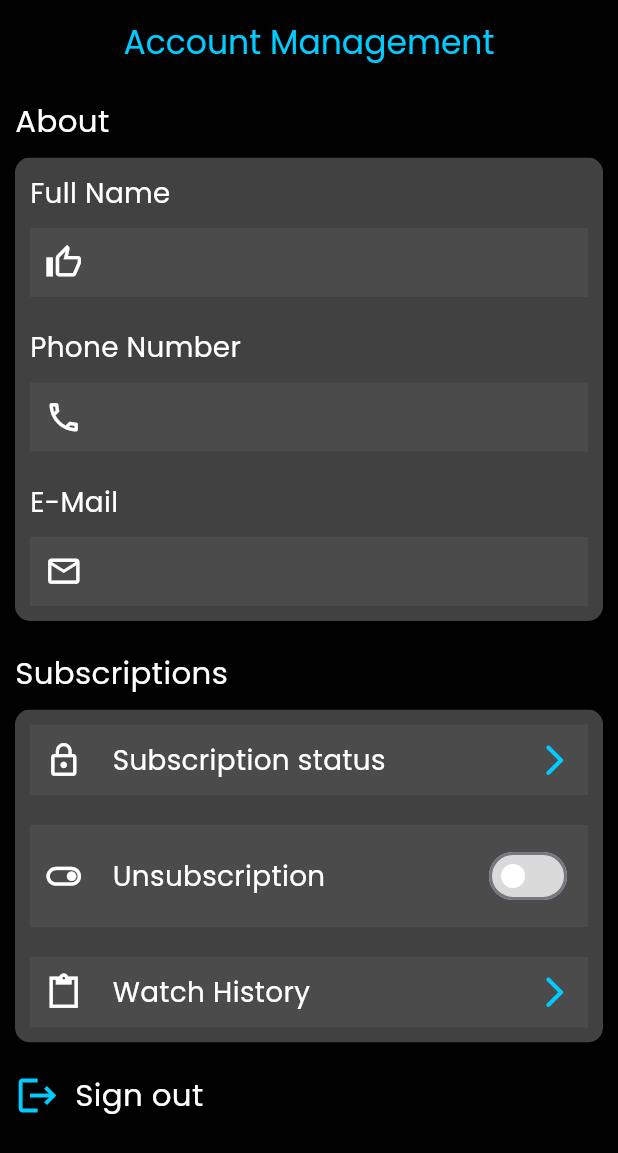
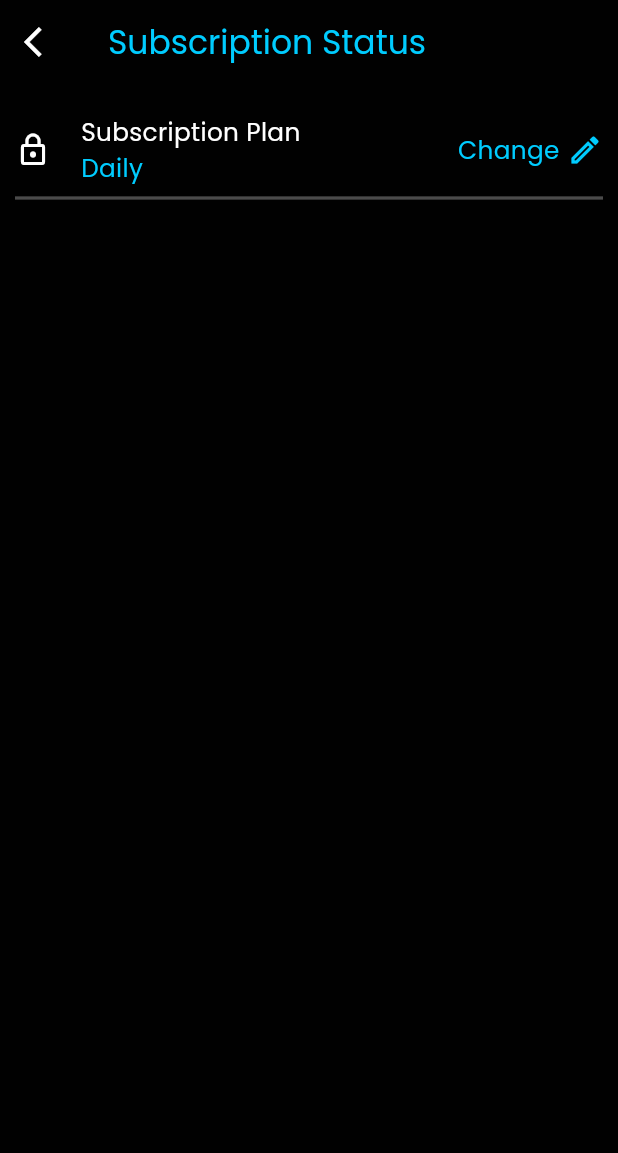
Before and after one commit to fostersnt/mcini, a Flutter app: the ProfilePage screen opened directly with empty values, after a tap on "Subscription status", on a phone screen of 412 x 824 dp. Shown: the top 1153 px of the screen. Run offline on Flutter 3.47's test engine with Material 3 defaults, Android fonts, the phone set to English and light mode, and no system bars; our stand-ins replace device_preview, equatable, flutter_bloc, flutter_html, grouped_list, shared_preferences and 1 more; missing offline and left inert: appinio_video_player; accounts and stored records are empty.

Commit message:
Added custom divider

```diff
--- a/lib/screens/profile/profile_page.dart
+++ b/lib/screens/profile/profile_page.dart
@@ -3,6 +3,7 @@ import 'package:flutter/material.dart';
 import 'package:mcini/screens/login/login_page.dart';
 
 import 'package:mcini/screens/profile/profile_partials.dart';
+import 'package:mcini/screens/profile/subscription_details_page.dart';
 import 'package:mcini/utilities/app_colors.dart';
 
 class ProfilePage extends StatefulWidget {
@@ -170,8 +171,14 @@ class _ProfilePageState extends State<ProfilePage> {
                             deviceSize,
                             'Subscription status',
                             subscriptionIcon,
-                            caretIcon,
-                            () => null),
+                            caretIcon, () {
+                          Navigator.push(
+                            context,
+                            MaterialPageRoute(
+                              builder: (context) => SubscriptionDetailsPage(),
+                            ),
+                          );
+                        }),
                         ProfilePartials.subscriptionWidget(
                             deviceSize,
                             'Unsubscription',
--- /dev/null
+++ b/lib/screens/profile/subscription_details_page.dart
@@ -0,0 +1,127 @@
+import 'package:flutter/cupertino.dart';
+import 'package:flutter/material.dart';
+import 'package:flutter/widgets.dart';
+import 'package:mcini/utilities/app_colors.dart';
+
+class SubscriptionDetailsPage extends StatelessWidget {
+  const SubscriptionDetailsPage({super.key});
+
+  @override
+  Widget build(BuildContext context) {
+    final Size deviceSize = MediaQuery.of(context).size;
+    final double defaultFontSize = deviceSize.width * 0.04;
+    //SUBSCRIPTION PLAN ICON
+    final Icon subscriptionPlanIcon = Icon(
+      Icons.lock_outline,
+      color: AppColors.whiteColor,
+    );
+
+    //SUBSCRIPTION PLAN ICON
+    final Icon changeSubscriptionIcon = Icon(
+      Icons.edit_outlined,
+      color: AppColors.blueColor,
+    );
+
+    //DIVIDER
+    final Divider customDivider = Divider(
+      color: AppColors.greySub,
+      thickness: 2.2,
+    );
+
+    return SafeArea(
+      child: Scaffold(
+        backgroundColor: AppColors.blackColor,
+        appBar: AppBar(
+          leading: InkWell(
+            onTap: () {
+              Navigator.pop(context);
+            },
+            child: Icon(
+              Icons.arrow_back_ios,
+              color: AppColors.whiteColor,
+            ),
+          ),
+          title: Text(
+            'Subscription Status',
+            style: TextStyle(
+              color: AppColors.blueColor,
+            ),
+          ),
+          backgroundColor: AppColors.blackColor,
+        ),
+        body: Padding(
+          padding: const EdgeInsets.fromLTRB(10, 20, 10, 20),
+          child: Container(
+            child: SingleChildScrollView(
+              child: Column(
+                children: [
+                  //SUBSCRIPTION PLAN STARTS
+                  Container(
+                    child: Row(
+                      mainAxisAlignment: MainAxisAlignment.spaceBetween,
+                      children: [
+                        Row(
+                          children: [
+                            subscriptionPlanIcon,
+                            const SizedBox(
+                              width: 20,
+                            ),
+                            Column(
+                              crossAxisAlignment: CrossAxisAlignment.start,
+                              children: [
+                                Text(
+                                  'Subscription Plan',
+                                  style: TextStyle(
+                                    color: AppColors.whiteColor,
+                                    fontSize: defaultFontSize,
+                                  ),
+                                ),
+                                Text(
+                                  'Daily',
+                                  style: TextStyle(
+                                    color: AppColors.blueColor,
+                                    fontSize: defaultFontSize,
+                                  ),
+                                ),
+                              ],
+                            ),
+                          ],
+                        ),
+                        InkWell(
+                          onTap: () {
+                            print('DO YOU WANT TO CHANGE SUBSCRIPTION PLAN?');
+                          },
+                          child: Row(
+                            children: [
+                              Text(
+                                'Change',
+                                style: TextStyle(
+                                  color: AppColors.blueColor,
+                                  fontSize: defaultFontSize,
+                                ),
+                              ),
+                              const SizedBox(
+                                width: 5,
+                              ),
+                              changeSubscriptionIcon,
+                            ],
+                          ),
+                        ),
+                      ],
+                    ),
+                  ),
+                  //SUBSCRIPTION PLAN ENDS HERE
+                  //DIVIDER
+                  customDivider,
+                  // Container(child: ,),
+                  // Container(child: ,),
+                  // Container(child: ,),
+                ],
+              ),
+            ),
+          ),
+        ),
+      ),
+    );
+  }
+}
```
